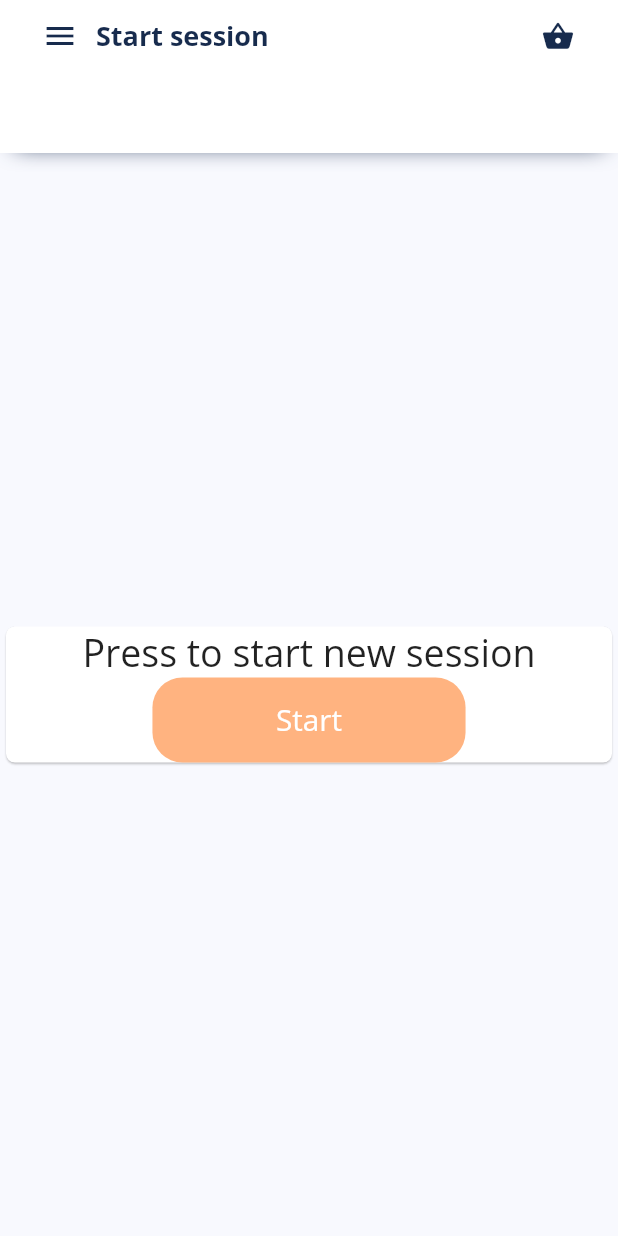
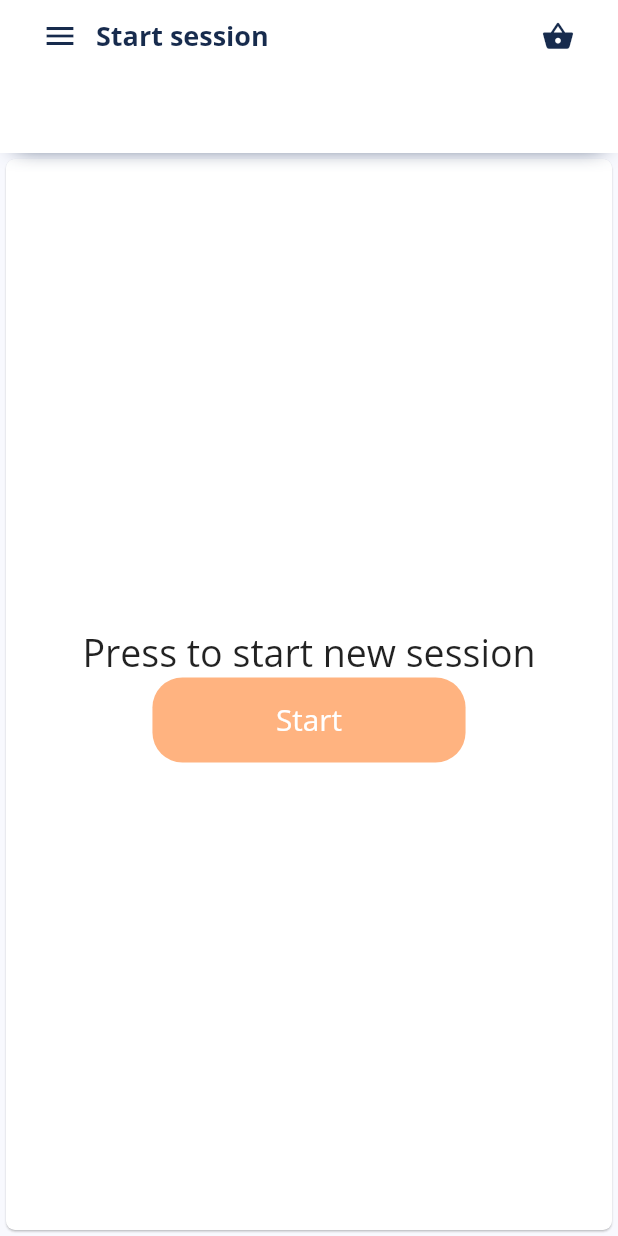
Before and after one commit to kken0507/PRM-2021-FE, a Flutter app: the StartSessionScreen screen opened by its route, on a phone screen of 412 x 824 dp. Run offline on Flutter 3.47's test engine with Material 2 defaults, Android fonts, the phone set to English and light mode, and no system bars; our stand-ins replace awesome_dialog, carousel_slider, flutter_secure_storage, flutter_slidable, flutter_svg, font_awesome_flutter and 2 more; missing offline and left inert: barcode_scan; accounts and stored records are empty.

Commit message:
modified start session screen

```diff
--- a/restaurant-order-system/lib/screens/menu/start_session.dart
+++ b/restaurant-order-system/lib/screens/menu/start_session.dart
@@ -53,8 +53,7 @@ class StartSessionScreen extends StatelessWidget {
               //   },
               //   child: Text("Start"),
               // ),
-
-              _card(context),
+              Expanded(child: _card(context)),
             ],
           ),
         ));
@@ -68,11 +67,13 @@ Widget _card(context) {
     shape: RoundedRectangleBorder(
         borderRadius: BorderRadius.all(Radius.circular(6.0))),
     child: Column(
+      mainAxisAlignment: MainAxisAlignment.center,
+      crossAxisAlignment: CrossAxisAlignment.center,
       children: [
         Text(
-            'Press to start new session',
-            style: TextStyle(fontSize: 25),
-          ),
+          'Press to start new session',
+          style: TextStyle(fontSize: 25),
+        ),
         Center(
           child: SizedBox(
             width: getProportionateScreenWidth(190.0),
```
